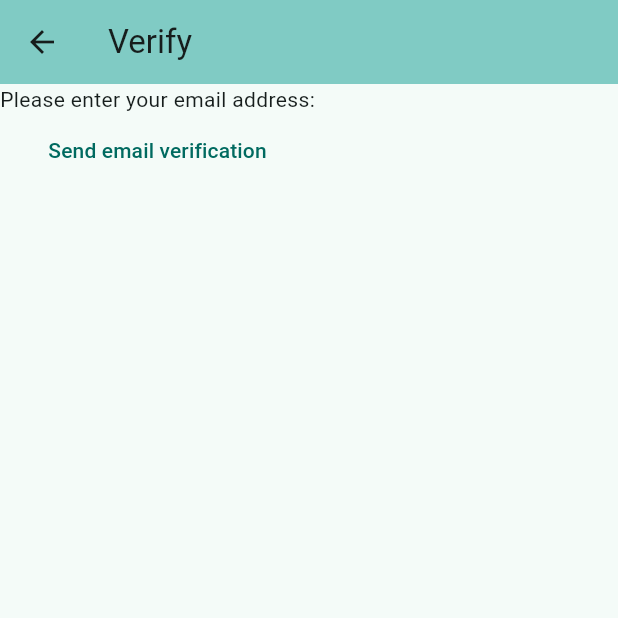
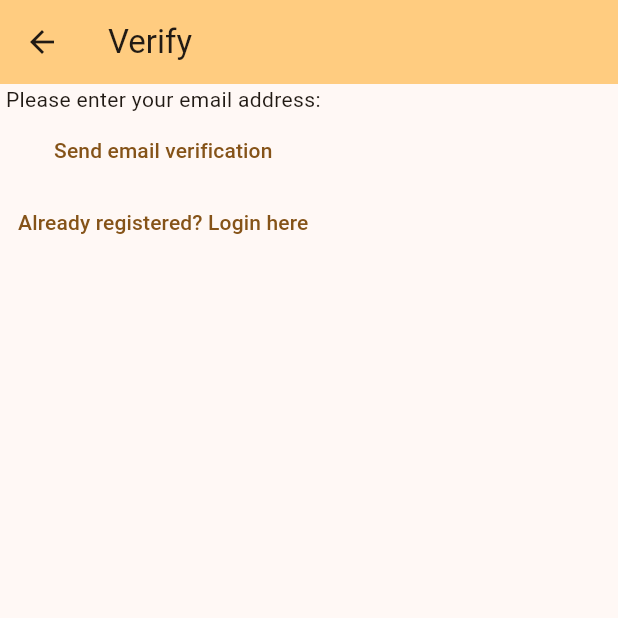
Before and after one commit to janicethomas/TravelBuddy, a Flutter app: the VerifyEmailView screen opened directly, on a phone screen of 412 x 824 dp, the top half of it. Run offline on Flutter 3.47's test engine with Material 2 defaults, Android fonts, the phone set to English and light mode, and no system bars; our stand-ins replace firebase_auth, firebase_core; accounts and stored records are empty; network calls fail.

Commit message:
created route file

```diff
--- /dev/null
+++ b/lib/routes.dart
@@ -0,0 +1,3 @@
+const loginRoute = '/login/';
+const registerRoute = '/register/';
+const notesRoute = '/notes/';
--- a/lib/views/register_view.dart
+++ b/lib/views/register_view.dart
@@ -3,6 +3,8 @@ import 'package:firebase_auth/firebase_auth.dart';
 import 'package:flutter/material.dart';
 // import '../firebase_options.dart';
 import 'dart:developer' as devtools show log;
+
+import 'package:mynotes/routes.dart';
 
 class RegisterView extends StatefulWidget {
   const RegisterView({Key? key}) : super(key: key);
@@ -82,7 +84,7 @@ class _RegisterViewState extends State<RegisterView> {
           TextButton(
               onPressed: () {
                 Navigator.of(context).pushNamedAndRemoveUntil(
-                    '/login/',
+                    loginRoute,
                         (route) => false
                 );
               },
--- a/lib/views/verify_email_view.dart
+++ b/lib/views/verify_email_view.dart
@@ -1,5 +1,6 @@
 import 'package:firebase_auth/firebase_auth.dart';
 import 'package:flutter/material.dart';
+import 'package:mynotes/routes.dart';
 
 class VerifyEmailView extends StatefulWidget {
   const VerifyEmailView({Key? key}) : super(key: key);
@@ -23,7 +24,17 @@ class _VerifyEmailViewState extends State<VerifyEmailView> {
                 final user = FirebaseAuth.instance.currentUser;
                 user?.sendEmailVerification();
               },
-              child: const Text('Send email verification'))
+              child: const Text('Send email verification')
+          ),
+          TextButton(
+              onPressed: () {
+                Navigator.of(context).pushNamedAndRemoveUntil(
+                    loginRoute,
+                        (route) => false
+                );
+              },
+              child: const Text('Already registered? Login here')
+          ),
         ],
       ),
     );
```
Also changed, not shown: lib/main.dart (+8 -6 lines), lib/views/login_view.dart (+5 -2 lines).
